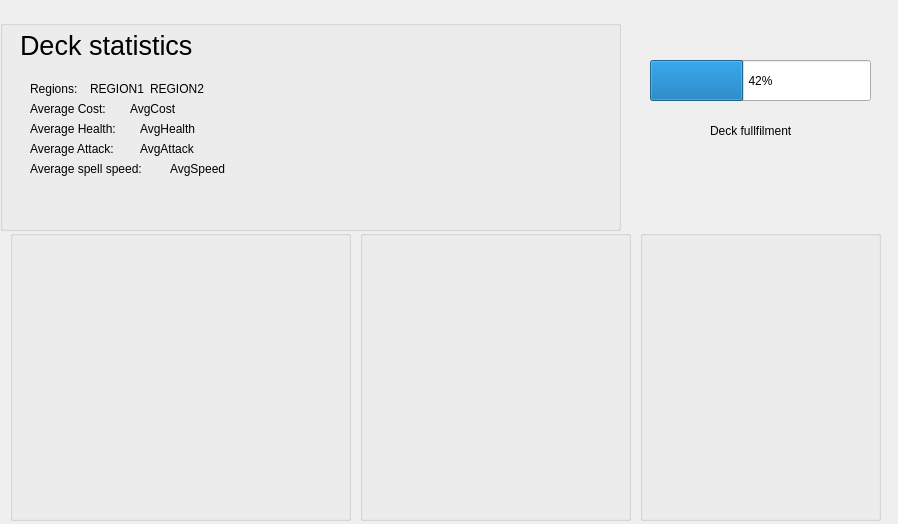
This is deckwindow.ui in marcinwozniak0/BakcylProgramowania_2020 as Qt 5 draws it before an edit. The edited form follows.
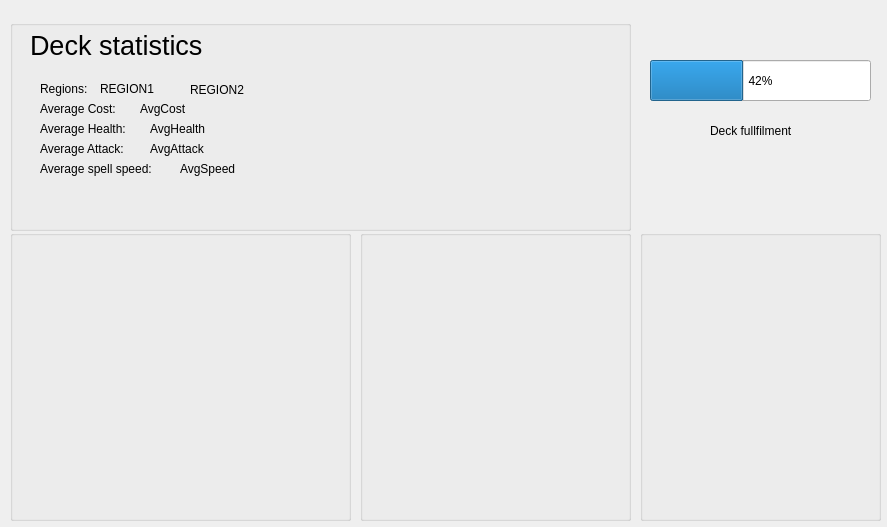
This is the edited form.

```diff
--- a/deckwindow.ui
+++ b/deckwindow.ui
@@ -9,8 +9,8 @@
    <rect>
     <x>0</x>
     <y>0</y>
-    <width>898</width>
-    <height>524</height>
+    <width>887</width>
+    <height>527</height>
    </rect>
   </property>
   <property name="windowTitle">
@@ -32,7 +32,7 @@
   <widget class="QGroupBox" name="Statystyki">
    <property name="geometry">
     <rect>
-     <x>0</x>
+     <x>10</x>
      <y>20</y>
      <width>621</width>
      <height>211</height>
@@ -114,10 +114,10 @@
    <widget class="QLabel" name="label_7">
     <property name="geometry">
      <rect>
-      <x>150</x>
+      <x>180</x>
       <y>60</y>
       <width>61</width>
-      <height>18</height>
+      <height>20</height>
      </rect>
     </property>
     <property name="text">
@@ -155,7 +155,7 @@
      <rect>
       <x>30</x>
       <y>140</y>
-      <width>131</width>
+      <width>141</width>
       <height>18</height>
      </rect>
     </property>
@@ -168,7 +168,7 @@
      <rect>
       <x>170</x>
       <y>140</y>
-      <width>62</width>
+      <width>71</width>
       <height>18</height>
      </rect>
     </property>
```
Left out of the diff: 24 changed lines with no effect on the pictures.
